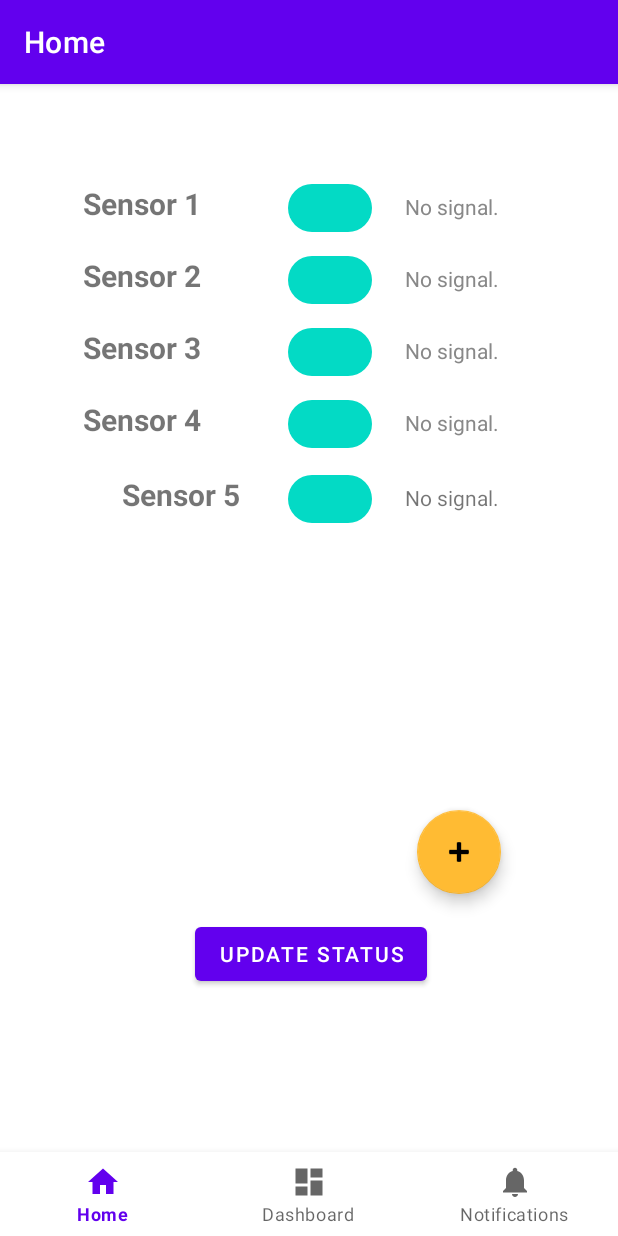
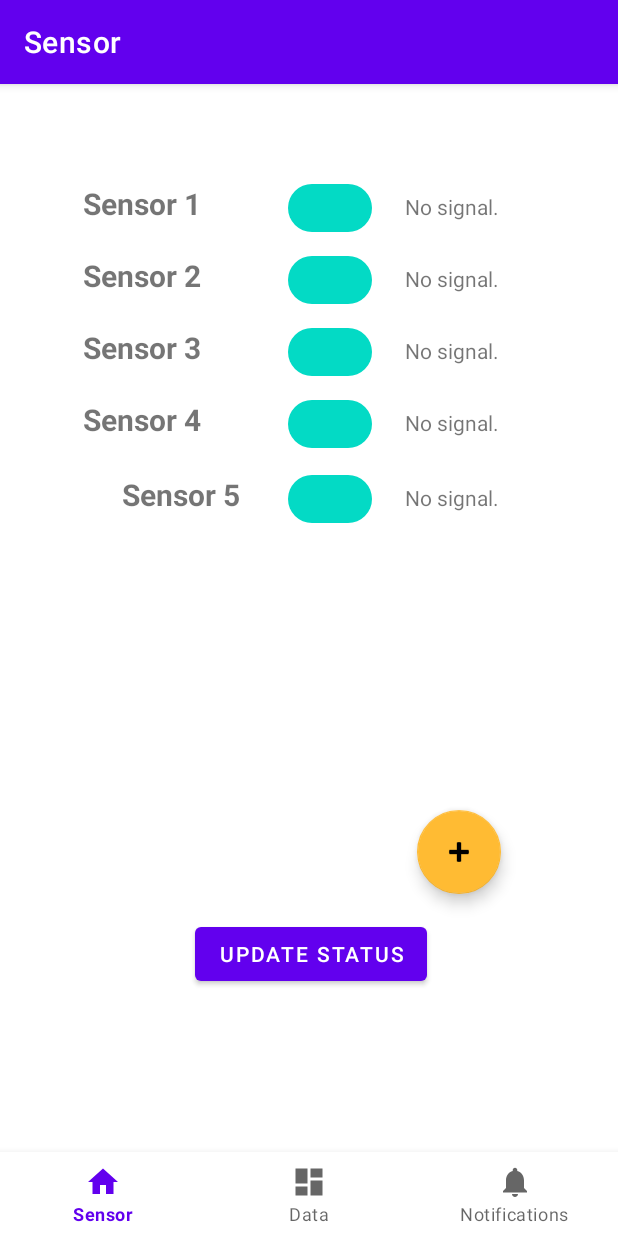
Before and after one commit to unicorn-yh/MySensor, an Android app: the screen it shows after launch (MainActivity), after a tap on an icon or button, on a phone screen of 412 x 824 dp. Run offline under Robolectric (Android 15) with nearby library versions, the phone set to English and light mode, and no system bars; our stand-ins replace navigation-ui; 9 statements that could not run were skipped.

Commit message:
Second commit

```diff
--- a/app/src/main/java/com/example/mysensor/MainActivity.java
+++ b/app/src/main/java/com/example/mysensor/MainActivity.java
@@ -1,29 +1,51 @@
 package com.example.mysensor;
 
 import android.os.Bundle;
+import android.util.Log;
+import android.view.Menu;
+import android.view.MenuItem;
+import android.view.View;
+import android.widget.TextView;
 
 import com.google.android.material.bottomnavigation.BottomNavigationView;
 
+import androidx.annotation.NonNull;
 import androidx.appcompat.app.AppCompatActivity;
+import androidx.lifecycle.ViewModelProvider;
 import androidx.navigation.NavController;
 import androidx.navigation.Navigation;
 import androidx.navigation.ui.AppBarConfiguration;
 import androidx.navigation.ui.NavigationUI;
 
 import com.example.mysensor.databinding.ActivityMainBinding;
+import com.example.mysensor.SharedViewModel;
+import com.google.android.material.navigation.NavigationBarView;
 
-public class MainActivity extends AppCompatActivity {
+public class MainActivity extends AppCompatActivity{
 
     private ActivityMainBinding binding;
+    private SharedViewModel sharedViewModel;
+    TextView txt;
 
     @Override
     protected void onCreate(Bundle savedInstanceState) {
         super.onCreate(savedInstanceState);
 
+        sharedViewModel = new ViewModelProvider(this).get(SharedViewModel.class);
+        Log.i("MainActivity","SharedViewModel is Initialized.");
+
+
         binding = ActivityMainBinding.inflate(getLayoutInflater());
         setContentView(binding.getRoot());
 
         BottomNavigationView navView = findViewById(R.id.nav_view);
+        txt = findViewById(R.id.datanav);
+        txt.setText("");
+        //txt.setText(SharedViewModel.statusstr);
+
+
+        //navView.listen
+
         // Passing each menu ID as a set of Ids because each
         // menu should be considered as top level destinations.
         AppBarConfiguration appBarConfiguration = new AppBarConfiguration.Builder(
@@ -32,6 +54,34 @@ public class MainActivity extends AppCompatActivity {
         NavController navController = Navigation.findNavController(this, R.id.nav_host_fragment_activity_main);
         NavigationUI.setupActionBarWithNavController(this, navController, appBarConfiguration);
         NavigationUI.setupWithNavController(binding.navView, navController);
+
+        /*MenuItem home = findViewById(R.id.navigation_home);
+        home.setOnMenuItemClickListener(new MenuItem.OnMenuItemClickListener() {
+            @Override
+            public boolean onMenuItemClick(MenuItem menuItem) {
+                txt.setText("aaa");
+                return false;
+            }
+        });*/
     }
 
+    /*@Override
+    public boolean onNavigationItemSelected(@NonNull MenuItem item){
+        String str = "";
+        int id = item.getItemId();
+        switch(id){
+            case R.id.navigation_home:
+                txt.setText(getResources().getText(R.string.title_home));
+                return true;
+            case R.id.navigation_dashboard:
+                txt.setText(getResources().getText(R.string.title_dashboard));
+                return true;
+            case R.id.navigation_notifications:
+                txt.setText(getResources().getText(R.string.title_notifications));
+                return true;
+
+        }
+        return false;
+    }*/
+
 }
--- a/app/src/main/java/com/example/mysensor/ui/home/HomeFragment.java
+++ b/app/src/main/java/com/example/mysensor/ui/home/HomeFragment.java
@@ -5,6 +5,7 @@ import android.graphics.Typeface;
 import android.os.Bundle;
 import android.text.Editable;
 import android.text.TextWatcher;
+import android.util.Log;
 import android.view.LayoutInflater;
 import android.view.View;
 import android.view.ViewGroup;
@@ -15,6 +16,7 @@ import android.widget.TableRow;
 import android.widget.TableLayout;
 
 import com.example.mysensor.R;
+import com.example.mysensor.SharedViewModel;
 import com.google.android.material.chip.*;
 import android.widget.GridLayout.LayoutParams;
 import android.content.res.ColorStateList;
@@ -35,14 +37,20 @@ import org.w3c.dom.Text;
 public class HomeFragment extends Fragment {
 
     private FragmentHomeBinding binding;
+    private SharedViewModel sharedViewModel;
+    private TableLayout table;
 
     public View onCreateView(@NonNull LayoutInflater inflater,
                              ViewGroup container, Bundle savedInstanceState) {
         HomeViewModel homeViewModel =
                 new ViewModelProvider(this).get(HomeViewModel.class);
 
+        sharedViewModel = new ViewModelProvider(this).get(SharedViewModel.class);
+        Log.i("SensorActivity","SharedViewModel is Initialized.");
+
         binding = FragmentHomeBinding.inflate(inflater, container, false);
         View root = binding.getRoot();
+        table = binding.tableLayout;
 
         //get data from dashboard
         getParentFragmentManager().setFragmentResultListener("dataFrom1", this, new FragmentResultListener() {
@@ -54,29 +62,20 @@ public class HomeFragment extends Fragment {
         });
 
         //send sensor name to dashboard
-        TableLayout table = binding.tableLayout;
-        String namestr = getSensorName();
+        String namestr = sharedViewModel.namestr;
         Bundle result = new Bundle();
         result.putString("df2",namestr);
         getParentFragmentManager().setFragmentResult("dataName",result);
-        /*Button updatebtn2 = binding.updatebtn2;
-        updatebtn2.setOnClickListener(new View.OnClickListener() {
-            @Override
-            public void onClick(View view) {
-                TableLayout table = binding.tableLayout;
-                String namestr = getSensorName();
-                Bundle result = new Bundle();
-                result.putString("df2",namestr);
-                getParentFragmentManager().setFragmentResult("dataName",result);
-            }
-        });*/
 
         //send signal
+        retainTable();
         setupSensor();
         setupChip();
-        sendTableSignal();
+        //sendTableSignal();
         setupAddButton();
         setupUpdate();
+        signalupdate();
+        getSensorName();
 
         //final TextView textView = binding.textView;
         //homeViewModel.getText().observe(getViewLifecycleOwner(), textView::setText);
@@ -89,20 +88,29 @@ public class HomeFragment extends Fragment {
         binding = null;
     }
 
-    public String getSensorName(){
-        String namestr = "";
-        TableLayout table = binding.tableLayout;
+    public String getStatus(){
+        String statusstr = "";
+        for(int i=0;i<table.getChildCount();i++) {
+            TableRow row = (TableRow) table.getChildAt(i);
+            TextView t = (TextView) row.getChildAt(3);
+            String name = t.getText().toString();
+            statusstr += (name+";");
+        }
+        return statusstr;
+    }
+
+    public void getSensorName(){
+        sharedViewModel.namestr = "";
         for(int i=0;i<table.getChildCount();i++) {
             TableRow row = (TableRow) table.getChildAt(i);
             TextView t = (TextView) row.getChildAt(0);
             String name = t.getText().toString();
-            namestr += (name+";");
+            sharedViewModel.namestr += (name+";");
         }
-        return namestr;
+        //binding.namestr.setText(sharedViewModel.namestr);
     }
 
     public void setupSensor(){
-        TableLayout table = binding.tableLayout;
         for(int i=0;i<table.getChildCount();i++) {
             TableRow row = (TableRow) table.getChildAt(i);
             TextView t = (TextView) row.getChildAt(0);
@@ -120,11 +128,7 @@ public class HomeFragment extends Fragment {
                 @Override
                 public void afterTextChanged(Editable editable) {
                     //send sensor name to dashboard
-                    TableLayout table = binding.tableLayout;
-                    String namestr = getSensorName();
-                    //binding.updatebtn2.setClickable(true);
-                    //binding.updatebtn2.performClick();
-                    //binding.updatebtn2.setClickable(false);
+                    String namestr = sharedViewModel.namestr;
                     Bundle result = new Bundle();
                     result.putString("df2", namestr);
                     getParentFragmentManager().setFragmentResult("dataName", result);
@@ -140,10 +144,10 @@ public class HomeFragment extends Fragment {
         return false;
     }
 
-    public void sendRowSignal(TableRow trow){ //detectSignal
+    public void sendRowSignal(){
+        //detectSignal
 
         //get data from dashboard
-        TableLayout table = binding.tableLayout;
         int data_count = table.getChildCount();
         double[][] arr = new double[data_count][2];
         for(int i=0;i<data_count;i++){
@@ -152,7 +156,11 @@ public class HomeFragment extends Fragment {
             }
         }
         String datastr = binding.dataFrom1.getText().toString();
-        if(datastr != ""){
+        if (datastr == "") {
+            binding.statusstr.setText(sharedViewModel.statusstr);
+            return;
+        }
+        else{
             String[] dataarr = datastr.split("[;]", 0);  //each row data
             for(int i=0;i<dataarr.length;i++){
                 String[] tmp = dataarr[i].split("[,]", 0);  //split into intensity and resistance
@@ -162,97 +170,124 @@ public class HomeFragment extends Fragment {
         }
 
         //output result from data
+        sharedViewModel.statusstr = "";
         for(int i=0;i<data_count;i++) {
             TableRow row = (TableRow) table.getChildAt(i);
-            if (trow == row){
+            if (true){
                 Chip c = (Chip) row.getChildAt(1);
                 TextView signaltxt = (TextView) row.getChildAt(3);
-                if (true){
+                if (c.isChecked()){
                     //tmp = dataarr[i].split("[,]",0);
                     if (detectSignal(arr[i][0],arr[i][1]) ){
                         signaltxt.setText("Signal detected.");
                         signaltxt.setTextColor(Color.RED);
                         signaltxt.setTypeface(null, Typeface.BOLD);
+                        sharedViewModel.statusstr += "Signal detected.;";
+                    }
+                    else{
+                        signaltxt.setText("No signal.");
+;                       signaltxt.setTextColor(Color.GRAY);
+                        signaltxt.setTypeface(null);
+                        sharedViewModel.statusstr += "No signal.;";
+                    }
                 }
                 else{
                     signaltxt.setText("No signal.");
                     signaltxt.setTextColor(Color.GRAY);
                     signaltxt.setTypeface(null);
-                    }
-                }
-                else{
-                    signaltxt.setText(" — ");
-                    signaltxt.setTextColor(Color.GRAY);
-                    signaltxt.setTypeface(null);
+                    sharedViewModel.statusstr += "No signal.;";
                 }
             }
         }
+        binding.statusstr.setText(sharedViewModel.statusstr);
+        binding.namestr.setText(sharedViewModel.checkstr);
     }
 
     public void sendTableSignal(){
-        TableLayout table = binding.tableLayout;
         for(int i=0;i<table.getChildCount();i++) {
             TableRow row = (TableRow) table.getChildAt(i);
-            sendRowSignal(row);
+            //sendRowSignal(row);
         }
     }
 
-
     public void setupChip(){
-        TableLayout table = binding.tableLayout;
         for(int i=0;i<table.getChildCount();i++){
+            final int num = i;
             TableRow row = (TableRow) table.getChildAt(i);
             Chip c = (Chip) row.getChildAt(1);
             c.setOnClickListener(new View.OnClickListener() {
                 @Override
                 public void onClick(View view) {
-                    if(c.isChecked() == true){
-                        sendRowSignal(row);
+                    if(c.isChecked()){
+                        updateCheck();
                     }
                     else{
-                        TextView signaltxt = (TextView) row.getChildAt(3);
-                        signaltxt.setText("No signal.");
-                        signaltxt.setTextColor(Color.GRAY);
-                        signaltxt.setTypeface(null);
+                       updateCheck();
                     }
-
+                    sendRowSignal();
                 }
             });
         }
     }
+
+    public void updateCheck(){
+        sharedViewModel.checkstr = "";
+        for(int i=0;i<table.getChildCount();i++) {
+            final int num = i;
+            TableRow row = (TableRow) table.getChildAt(i);
+            Chip c = (Chip) row.getChildAt(1);
+            if(c.isChecked()){
+                sharedViewModel.checkstr += "true;";
+            }
+            else{
+                sharedViewModel.checkstr += "false;";
+            }
+        }
+    }
+
+
 
     public void setupAddButton(){
         FloatingActionButton addbtn = binding.addbtn;
         addbtn.setOnClickListener(new View.OnClickListener() {
             @Override
             public void onClick(View view) {
-                TableLayout tl = binding.tableLayout;
-                int data_count = tl.getChildCount();
-                TableRow tr = new TableRow(tl.getContext());
+                addRow();
+                sharedViewModel.real_data_count++;
+                setupChip();
+            }
+        });
+    }
+
+    public void addRow(){
+        //TableLayout table = binding.tableLayout;
+        int data_count = table.getChildCount();
+        TableRow tr = new TableRow(table.getContext());
         tr.setLayoutParams(new TableRow.LayoutParams(LayoutParams.MATCH_PARENT,LayoutParams.MATCH_PARENT));
 
         //sensor name
-                TextView name = new TextView(tl.getContext());
-                name.setText("Sensor "+Integer.toString(data_count+1));
+        TextView name = new TextView(table.getContext());
+        String sname = "Sensor "+Integer.toString(data_count+1);
+        name.setText(sname);
         name.setLayoutParams(new TableRow.LayoutParams(160,LayoutParams.MATCH_PARENT));
         name.setPadding(92,18,0,0);
         name.setTextSize(20);
         name.setTypeface(null,Typeface.BOLD);
 
         //chip
-                Chip c = new Chip(tl.getContext());
+        Chip c = new Chip(table.getContext());
         c.setLayoutParams(new TableRow.LayoutParams(80,LayoutParams.WRAP_CONTENT));
         c.setCheckable(true);
         c.setPadding(0,0,35,0);
-                c.setChipBackgroundColor(ColorStateList.valueOf(ContextCompat.getColor(tl.getContext(), R.color.teal_200)));
+        c.setChipBackgroundColor(ColorStateList.valueOf(ContextCompat.getColor(table.getContext(), R.color.teal_200)));
         c.setCheckedIconVisible(true);
 
         //space
-                Space s = new Space(tl.getContext());
+        Space s = new Space(table.getContext());
         s.setLayoutParams(new TableRow.LayoutParams(10,LayoutParams.WRAP_CONTENT));
 
         //signal status
-                TextView signaltxt = new TextView(tl.getContext());
+        TextView signaltxt = new TextView(table.getContext());
         signaltxt.setText("No signal.");
         signaltxt.setLayoutParams(new TableRow.LayoutParams(LayoutParams.WRAP_CONTENT,LayoutParams.WRAP_CONTENT));
 
@@ -260,16 +295,13 @@ public class HomeFragment extends Fragment {
         tr.addView(c);
         tr.addView(s);
         tr.addView(signaltxt);
-                tl.addView(tr, new TableLayout.LayoutParams(LayoutParams.MATCH_PARENT,LayoutParams.MATCH_PARENT));
+        table.addView(tr, new TableLayout.LayoutParams(LayoutParams.MATCH_PARENT,LayoutParams.MATCH_PARENT));
+        getSensorName();
 
-                TableLayout table = binding.tableLayout;
-                String namestr = getSensorName();
+        String namestr = sharedViewModel.namestr;
         Bundle result = new Bundle();
         result.putString("df2",namestr);
         getParentFragmentManager().setFragmentResult("dataName",result);
-
-            }
-        });
     }
 
     public void setupUpdate(){
@@ -277,9 +309,53 @@ public class HomeFragment extends Fragment {
         upbtn.setOnClickListener(new View.OnClickListener() {
             @Override
             public void onClick(View view) {
-                sendTableSignal();
+                String[] checkarr = sharedViewModel.checkstr.split("[;]",0);
+                for(int i=0;i<table.getChildCount();i++){
+                    TableRow row = (TableRow) table.getChildAt(i);
+                    Chip c = (Chip) row.getChildAt(1);
+                    //int num = Integer.parseInt(checkarr[i]);
+                    //if(i == Integer.parseInt(checkarr[i])){}
+                    //if(checkarr[i].equals(Integer.toString(i)))
+                        /*c.setChecked(true);
+                        flag = true;
+                    }
+                    if (flag == false){
+                        c.setChecked(false);
+                        flag = true;
+                    }*/
+                }
+                //sendRowSignal();
             }
         });
     }
 
+    public void signalupdate(){
+        String statusstr = sharedViewModel.statusstr;
+        if(statusstr == "") return;
+        String[] rowstatus = statusstr.split("[;]", 0);
+        for(int i=0;i<rowstatus.length;i++){
+            TableRow row = (TableRow) table.getChildAt(i);
+            TextView signaltxt = (TextView) row.getChildAt(3);
+            if(rowstatus[i].equals("No signal.")){
+                signaltxt.setText("No signal.");
+                signaltxt.setTextColor(Color.GRAY);
+                signaltxt.setTypeface(null);
             }
+            else{
+                signaltxt.setText("Signal detected.");
+                signaltxt.setTextColor(Color.RED);
+                signaltxt.setTypeface(null, Typeface.BOLD);
+            }
+        }
+    }
+
+    public void retainTable(){
+        int count = sharedViewModel.real_data_count;
+        if(count == 0) return;
+        else{
+            for(int i=0;i<count;i++){
+                addRow();
+            }
+        }
+    }
+}
--- a/app/src/main/res/layout/activity_main.xml
+++ b/app/src/main/res/layout/activity_main.xml
@@ -5,6 +5,15 @@
     android:layout_width="match_parent"
     android:layout_height="match_parent"
     android:paddingTop="?attr/actionBarSize">
+
+    <TextView
+        android:id="@+id/datanav"
+        android:layout_width="wrap_content"
+        android:layout_height="wrap_content"
+        android:visibility="visible"
+        android:text="nnn"
+        app:layout_constraintStart_toStartOf="parent"
+        app:layout_constraintTop_toTopOf="parent" />
 
     <com.google.android.material.bottomnavigation.BottomNavigationView
         android:id="@+id/nav_view"
--- a/app/src/main/res/layout/fragment_dashboard.xml
+++ b/app/src/main/res/layout/fragment_dashboard.xml
@@ -13,7 +13,7 @@
         app:layout_constraintStart_toStartOf="parent"
         app:layout_constraintTop_toTopOf="parent"
         android:text="Data"
-        tools:visibility="visible" />
+        android:visibility="visible" />
 
     <TextView
         android:id="@+id/textView15"
--- a/app/src/main/res/layout/fragment_home.xml
+++ b/app/src/main/res/layout/fragment_home.xml
@@ -9,6 +9,22 @@
 
     <TextView
         android:id="@+id/dataFrom1"
+        android:layout_width="wrap_content"
+        android:layout_height="wrap_content"
+        android:visibility="invisible"
+        app:layout_constraintStart_toStartOf="parent"
+        app:layout_constraintTop_toTopOf="parent" />
+
+    <TextView
+        android:id="@+id/statusstr"
+        android:layout_width="wrap_content"
+        android:layout_height="wrap_content"
+        android:visibility="invisible"
+        app:layout_constraintStart_toStartOf="parent"
+        app:layout_constraintTop_toTopOf="parent" />
+
+    <TextView
+        android:id="@+id/namestr"
         android:layout_width="wrap_content"
         android:layout_height="wrap_content"
         android:visibility="visible"
@@ -73,7 +89,8 @@
             <TextView
                 android:id="@+id/textView7"
                 android:layout_width="wrap_content"
-                android:layout_height="wrap_content" />
+                android:layout_height="wrap_content"
+                android:text="No signal."/>
 
         </TableRow>
 
@@ -110,7 +127,7 @@
             <TextView
                 android:layout_width="wrap_content"
                 android:layout_height="wrap_content"
-                android:textStyle="bold" />
+                android:text="No signal." />
 
         </TableRow>
 
@@ -145,7 +162,8 @@
             <TextView
                 android:id="@+id/textView10"
                 android:layout_width="wrap_content"
-                android:layout_height="wrap_content" />
+                android:layout_height="wrap_content"
+                android:text="No signal."/>
         </TableRow>
 
         <TableRow
@@ -177,7 +195,8 @@
             <TextView
                 android:id="@+id/textView11"
                 android:layout_width="wrap_content"
-                android:layout_height="wrap_content" />
+                android:layout_height="wrap_content"
+                android:text="No signal."/>
         </TableRow>
     </TableLayout>
 
--- a/app/src/main/res/menu/bottom_nav_menu.xml
+++ b/app/src/main/res/menu/bottom_nav_menu.xml
@@ -3,6 +3,7 @@
 
     <item
         android:id="@+id/navigation_home"
+        android:checkable="true"
         android:icon="@drawable/ic_home_black_24dp"
         android:title="@string/title_home" />
 
--- a/app/src/main/res/values/strings.xml
+++ b/app/src/main/res/values/strings.xml
@@ -1,6 +1,6 @@
 <resources>
     <string name="app_name">MySensor</string>
-    <string name="title_home">Home</string>
-    <string name="title_dashboard">Dashboard</string>
+    <string name="title_home">Sensor</string>
+    <string name="title_dashboard">Data</string>
     <string name="title_notifications">Notifications</string>
 </resources>
```
Also changed, not shown: app/src/main/java/com/example/mysensor/ui/dashboard/DashboardFragment.java (+20 -24 lines). Lines whose indentation alone changed are shown as unchanged.
